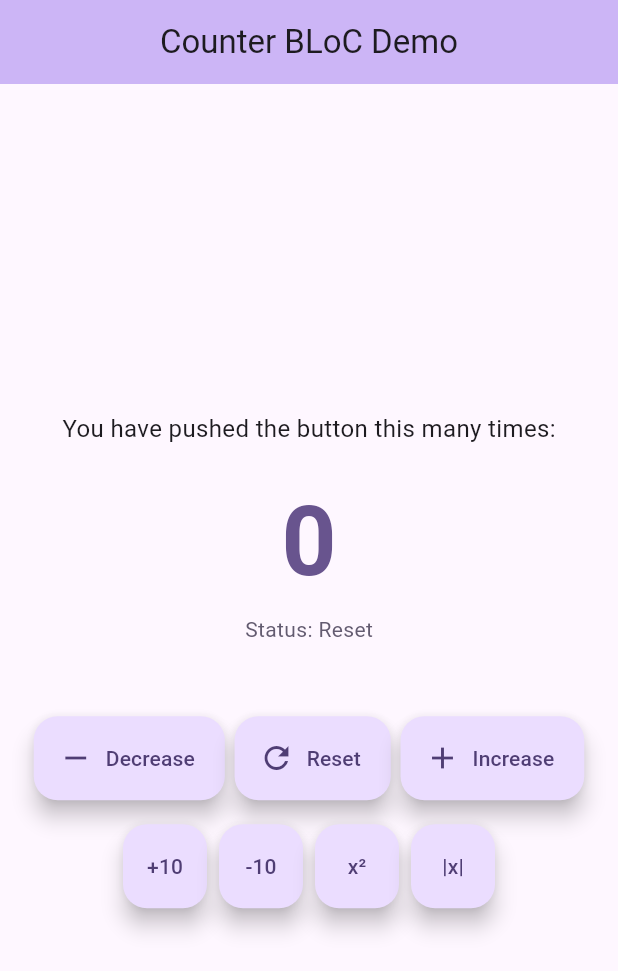
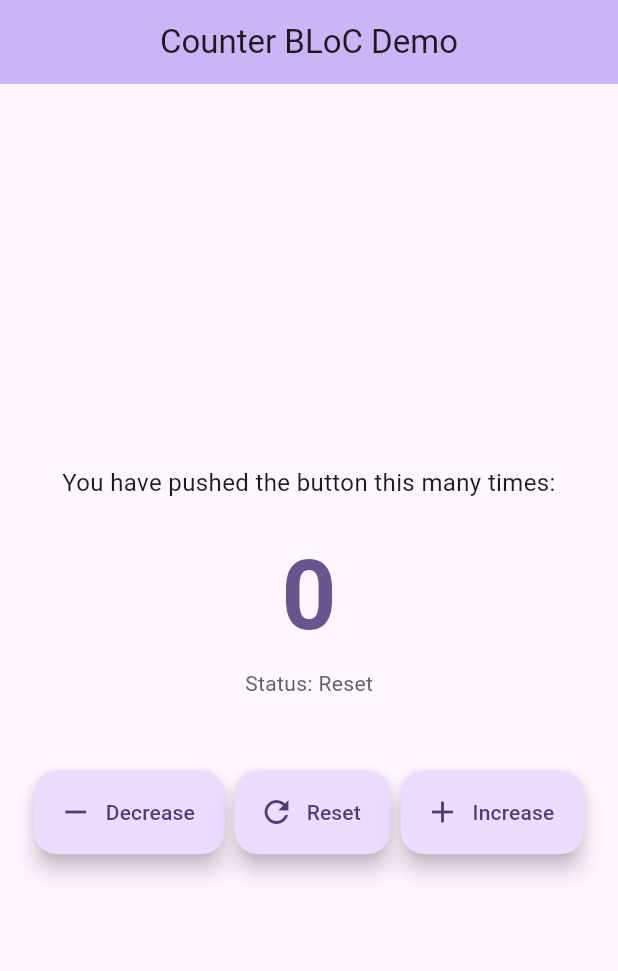
Before and after one commit to Qasim-afzaal/Flutter-Auth-with-Bloc, a Flutter app: the screen it shows after launch, on a phone screen of 412 x 824 dp. Shown: the top 971 px of the screen. Run offline on Flutter 3.47's test engine with Material 3 defaults, Android fonts, the phone set to English and light mode, and no system bars; our stand-ins replace equatable, flutter_bloc, get_it.

```diff
--- a/lib/features/counter/presentation/pages/counter_page.dart
+++ b/lib/features/counter/presentation/pages/counter_page.dart
@@ -38,6 +38,7 @@ class CounterView extends StatelessWidget {
             const Text(
               'You have pushed the button this many times:',
               style: TextStyle(fontSize: 16),
+              textAlign: TextAlign.center,
             ),
             const SizedBox(height: 24),
             BlocBuilder<CounterBloc, CounterState>(
@@ -96,46 +97,7 @@ class CounterView extends StatelessWidget {
                   icon: const Icon(Icons.add),
                   label: const Text('Increase'),
                 ),
-              ],
-            ),
-            const SizedBox(height: 16),
-            Wrap(
-              spacing: 8,
-              runSpacing: 8,
-              alignment: WrapAlignment.center,
-              children: [
-                FloatingActionButton(
-                  onPressed: () {
-                    context.read<CounterBloc>().add(IncrementByTen());
-                  },
-                  tooltip: 'Increment by 10',
-                  heroTag: 'increment10',
-                  child: const Text('+10'),
-                ),
-                FloatingActionButton(
-                  onPressed: () {
-                    context.read<CounterBloc>().add(DecrementByTen());
-                  },
-                  tooltip: 'Decrement by 10',
-                  heroTag: 'decrement10',
-                  child: const Text('-10'),
-                ),
-                FloatingActionButton(
-                  onPressed: () {
-                    context.read<CounterBloc>().add(SquareNumber());
-                  },
-                  tooltip: 'Square',
-                  heroTag: 'square',
-                  child: const Text('x²'),
-                ),
-                FloatingActionButton(
-                  onPressed: () {
-                    context.read<CounterBloc>().add(AbsoluteValue());
-                  },
-                  tooltip: 'Absolute Value',
-                  heroTag: 'abs',
-                  child: const Text('|x|'),
-                ),
+
               ],
             ),
           ],
```
